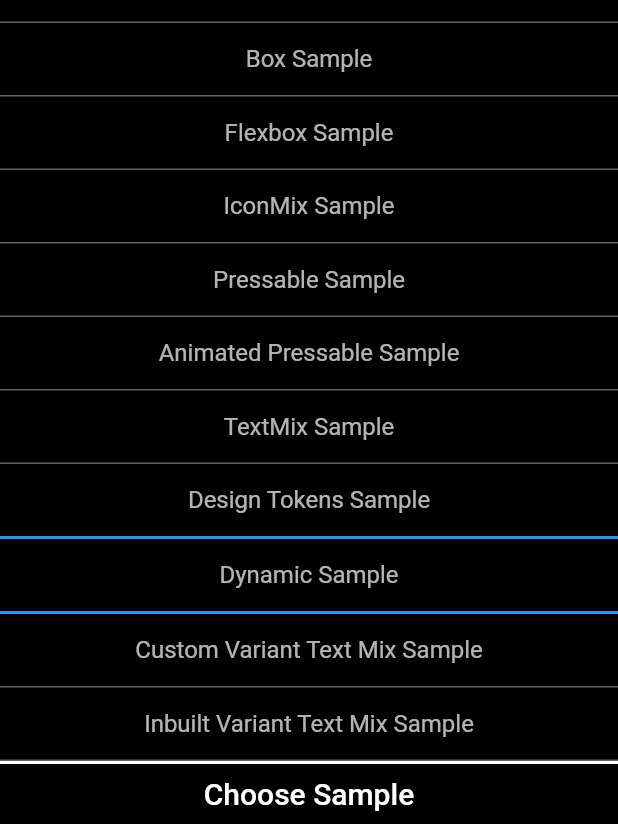
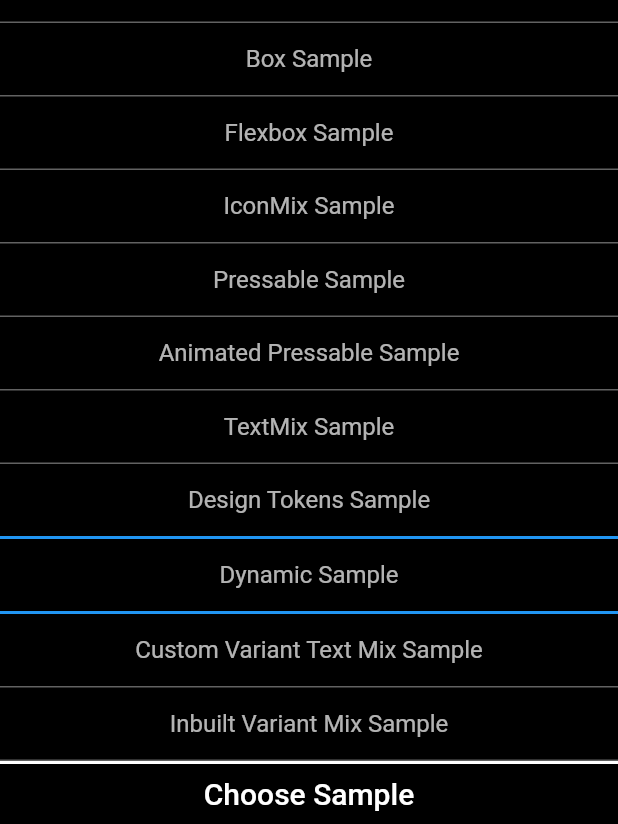
Before and after one commit to sbis04/mix-design-samples, a Flutter app: the screen it shows after launch, after a tap on "Code", after a tap on "Choose Sample", on a phone screen of 412 x 824 dp, the part 412-1236 px from its top. Run offline on Flutter 3.47's test engine with Material 2 defaults, Android fonts, the phone set to English and light mode, and no system bars; missing offline and left inert: mix.

Commit message:
Minor text fix

```diff
--- a/lib/sample_code.dart
+++ b/lib/sample_code.dart
@@ -9,7 +9,7 @@ const String
   DESIGN_TOKENS_SAMPLE = "Design Tokens Sample",
   DYNAMIC_SAMPLE = "Dynamic Sample",
   CUSTOM_VARIANT_TEXTMIX_SAMPLE = "Custom Variant Text Mix Sample",
-  INBUILT_VARIANT_MIX_SAMPLE = "Inbuilt Variant Text Mix Sample";
+  INBUILT_VARIANT_MIX_SAMPLE = "Inbuilt Variant Mix Sample";
 
 class SampleCode {
   const SampleCode();
```
